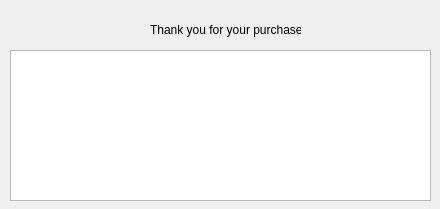
Old version of the form src/displaytransaction.ui in the repository brianclinkenbeard/pamphlet.
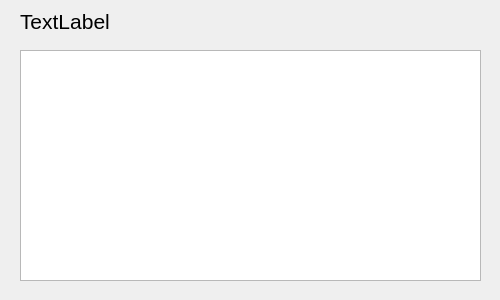
New version of the form.

Commit message: minor ui changes, remove transaction option from customer window

```diff
--- a/src/displaytransaction.ui
+++ b/src/displaytransaction.ui
@@ -6,8 +6,8 @@
    <rect>
     <x>0</x>
     <y>0</y>
-    <width>440</width>
-    <height>209</height>
+    <width>500</width>
+    <height>300</height>
    </rect>
   </property>
   <property name="windowTitle">
@@ -16,24 +16,29 @@
   <widget class="QTableWidget" name="TransactionTable">
    <property name="geometry">
     <rect>
-     <x>10</x>
+     <x>20</x>
      <y>50</y>
-     <width>421</width>
-     <height>151</height>
+     <width>461</width>
+     <height>231</height>
     </rect>
    </property>
   </widget>
   <widget class="QLabel" name="label">
    <property name="geometry">
     <rect>
-     <x>150</x>
-     <y>20</y>
-     <width>151</width>
-     <height>20</height>
+     <x>20</x>
+     <y>6</y>
+     <width>461</width>
+     <height>31</height>
     </rect>
    </property>
+   <property name="font">
+    <font>
+     <pointsize>16</pointsize>
+    </font>
+   </property>
    <property name="text">
-    <string>Thank you for your purchase</string>
+    <string>TextLabel</string>
    </property>
   </widget>
  </widget>
```
Left out of the diff: 2 changed lines with no effect on the pictures. The commit also changes 6 other files.
